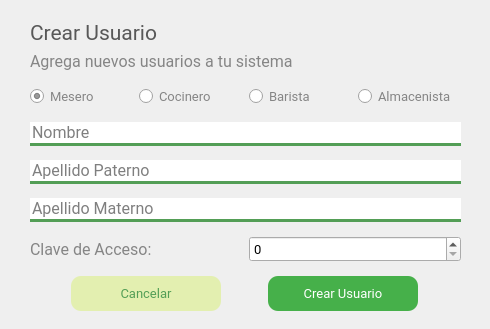
Before: the Qt Designer form El-Patio/administrador/admin_crear_usuario.ui in MrDanielG/IHC-ElPatio, drawn with Qt 5.
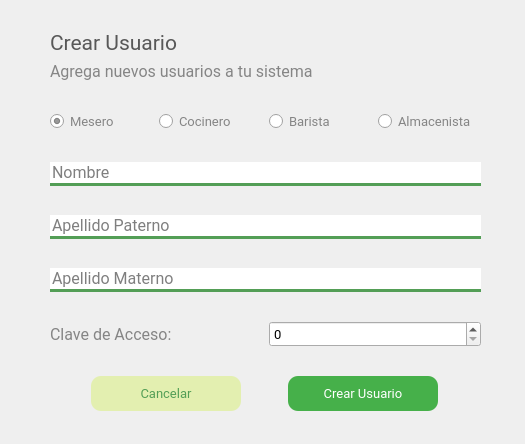
After: the same form once the commit is applied.

```diff
--- a/El-Patio/administrador/admin_crear_usuario.ui
+++ b/El-Patio/administrador/admin_crear_usuario.ui
@@ -6,20 +6,20 @@
    <rect>
     <x>0</x>
     <y>0</y>
-    <width>490</width>
-    <height>329</height>
+    <width>525</width>
+    <height>444</height>
    </rect>
   </property>
   <property name="windowTitle">
    <string>Dialog</string>
   </property>
-  <widget class="QWidget" name="">
+  <widget class="QWidget" name="layoutWidget">
    <property name="geometry">
     <rect>
-     <x>30</x>
-     <y>20</y>
+     <x>50</x>
+     <y>30</y>
      <width>431</width>
-     <height>291</height>
+     <height>381</height>
     </rect>
    </property>
    <layout class="QVBoxLayout" name="verticalLayout">
```
